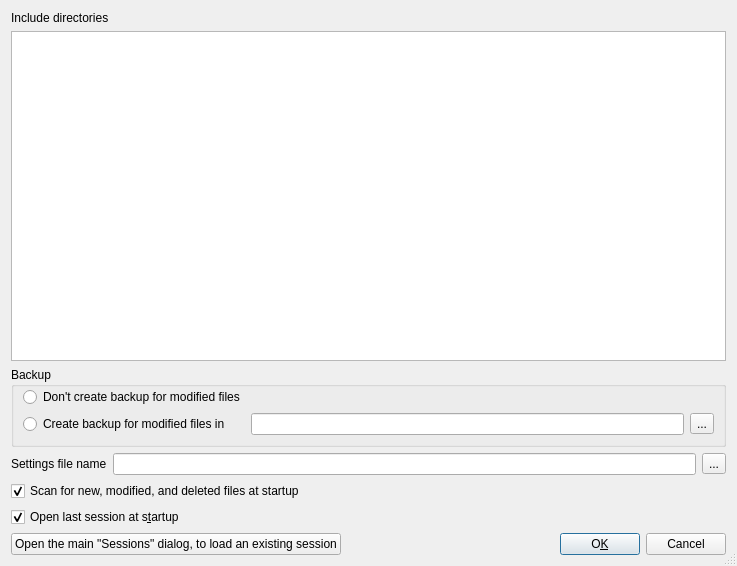
This is mp3diags/src/SessionEditor.ui in frispete/mp3diags as Qt 5 draws it before an edit. The edited form follows.
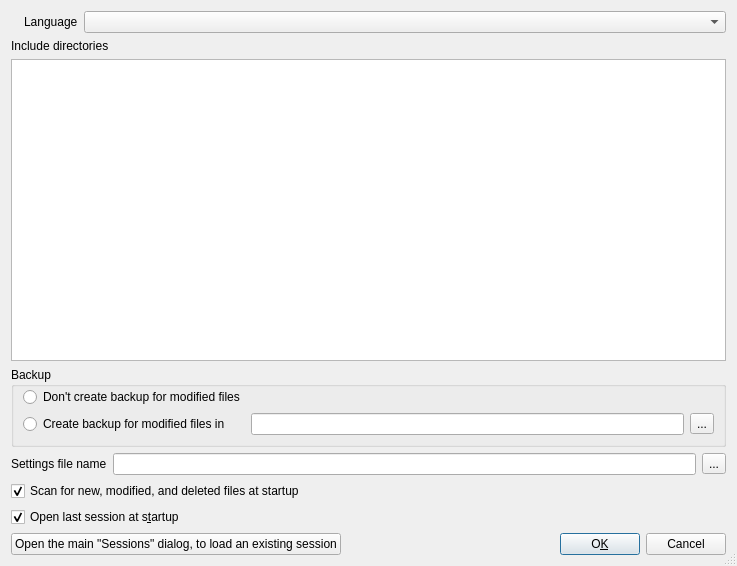
This is the edited form. Icons and pictures are not drawn.

```diff
--- a/mp3diags/src/SessionEditor.ui
+++ b/mp3diags/src/SessionEditor.ui
@@ -17,6 +17,51 @@
    <bool>true</bool>
   </property>
   <layout class="QVBoxLayout">
+   <item>
+    <widget class="QWidget" name="widget" native="true">
+     <layout class="QHBoxLayout" name="horizontalLayout">
+      <property name="margin">
+       <number>0</number>
+      </property>
+      <item>
+       <widget class="QLabel" name="m_pFlagIconL">
+        <property name="maximumSize">
+         <size>
+          <width>75</width>
+          <height>45</height>
+         </size>
+        </property>
+        <property name="text">
+         <string/>
+        </property>
+        <property name="pixmap">
+         <pixmap resource="Mp3Diags.qrc">:/images/preferences-desktop-locale.svg</pixmap>
+        </property>
+        <property name="scaledContents">
+         <bool>true</bool>
+        </property>
+       </widget>
+      </item>
+      <item>
+       <widget class="QLabel" name="label_40">
+        <property name="text">
+         <string>Language</string>
+        </property>
+       </widget>
+      </item>
+      <item>
+       <widget class="QComboBox" name="m_pTranslationCbB">
+        <property name="sizePolicy">
+         <sizepolicy hsizetype="MinimumExpanding" vsizetype="Fixed">
+          <horstretch>0</horstretch>
+          <verstretch>0</verstretch>
+         </sizepolicy>
+        </property>
+       </widget>
+      </item>
+     </layout>
+    </widget>
+   </item>
    <item>
     <widget class="QLabel" name="label">
      <property name="text">
```
Left out of the diff: 4 changed lines with no effect on the pictures.
